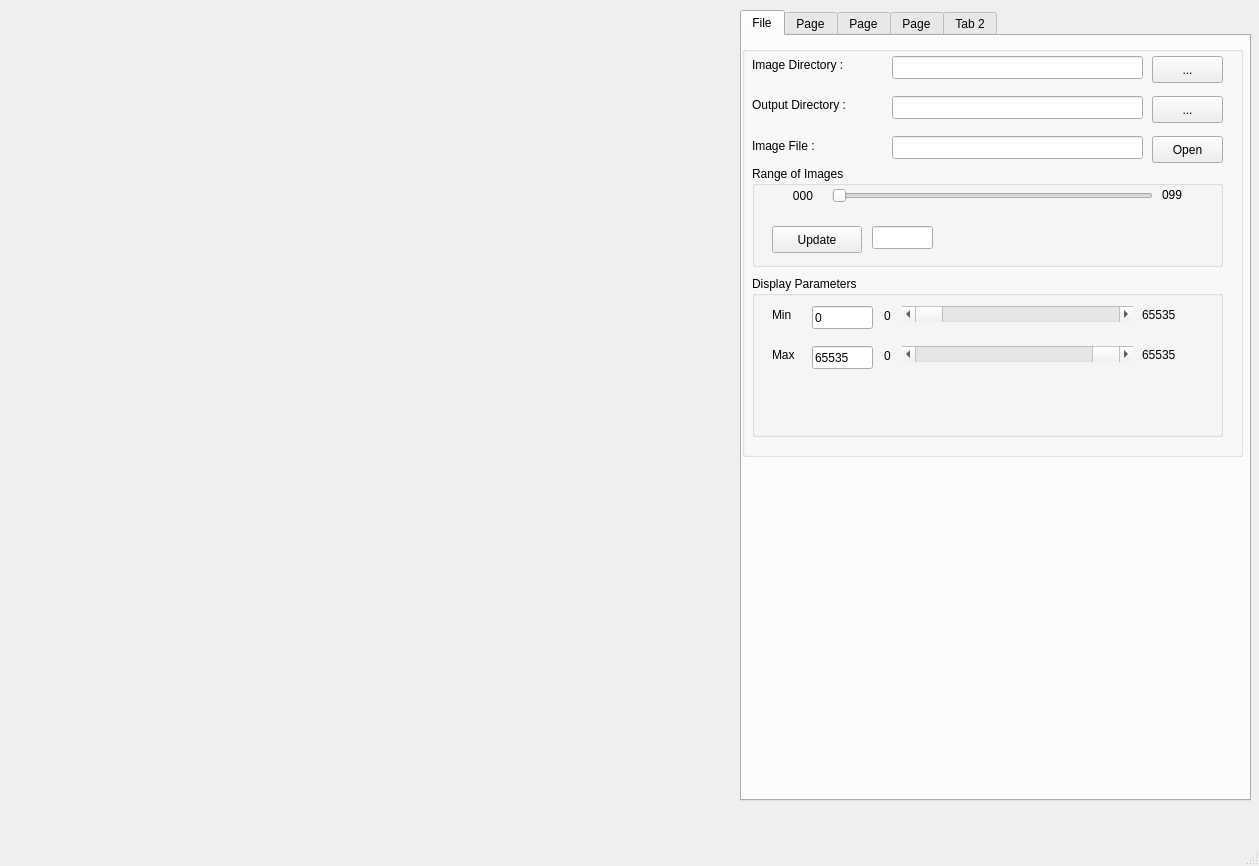
Before: the Qt Designer form Software/uiMainWin.ui in comptech/atrex, drawn with Qt 5.
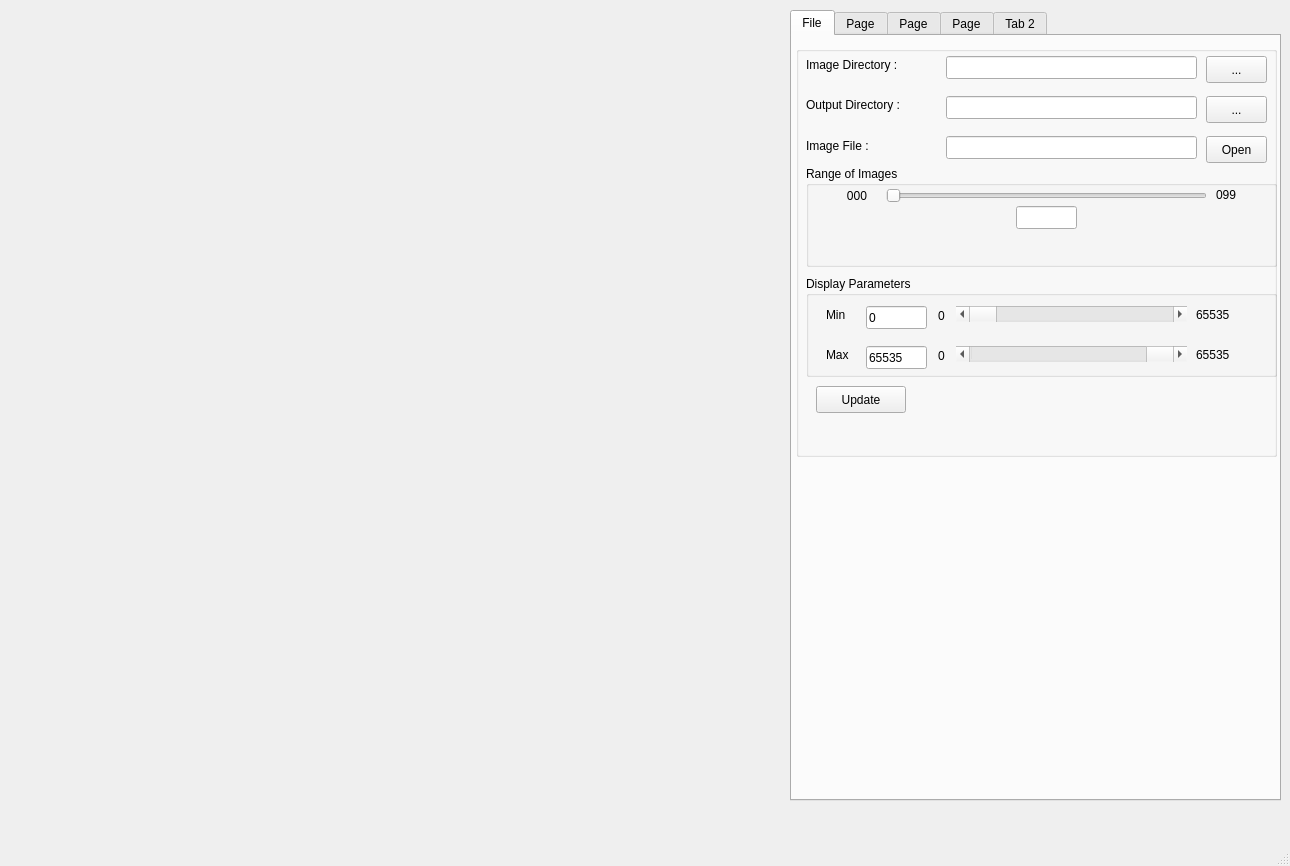
After: the same form once the commit is applied. Custom widgets are drawn as their Qt base class.

Commit message: Image resampled with cc, UI modifications

```diff
--- a/Software/uiMainWin.ui
+++ b/Software/uiMainWin.ui
@@ -6,7 +6,7 @@
    <rect>
     <x>0</x>
     <y>0</y>
-    <width>1259</width>
+    <width>1290</width>
     <height>866</height>
    </rect>
   </property>
@@ -19,17 +19,17 @@
      <rect>
       <x>10</x>
       <y>10</y>
-      <width>711</width>
-      <height>801</height>
+      <width>768</width>
+      <height>768</height>
      </rect>
     </property>
    </widget>
    <widget class="QTabWidget" name="tabWidget">
     <property name="geometry">
      <rect>
-      <x>740</x>
+      <x>790</x>
       <y>10</y>
-      <width>511</width>
+      <width>491</width>
       <height>791</height>
      </rect>
     </property>
@@ -43,9 +43,9 @@
      <widget class="QGroupBox" name="groupBox">
       <property name="geometry">
        <rect>
-        <x>0</x>
+        <x>4</x>
         <y>10</y>
-        <width>501</width>
+        <width>481</width>
         <height>411</height>
        </rect>
       </property>
@@ -83,7 +83,7 @@
         <rect>
          <x>410</x>
          <y>10</y>
-         <width>71</width>
+         <width>61</width>
          <height>27</height>
         </rect>
        </property>
@@ -109,7 +109,7 @@
         <rect>
          <x>410</x>
          <y>50</y>
-         <width>71</width>
+         <width>61</width>
          <height>27</height>
         </rect>
        </property>
@@ -158,7 +158,7 @@
         <rect>
          <x>410</x>
          <y>90</y>
-         <width>71</width>
+         <width>61</width>
          <height>27</height>
         </rect>
        </property>
@@ -194,26 +194,13 @@
        <widget class="QLineEdit" name="selectedImageLE">
         <property name="geometry">
          <rect>
-          <x>120</x>
-          <y>60</y>
+          <x>210</x>
+          <y>40</y>
           <width>61</width>
           <height>23</height>
          </rect>
         </property>
        </widget>
-       <widget class="QPushButton" name="updateImageDispButton">
-        <property name="geometry">
-         <rect>
-          <x>20</x>
-          <y>60</y>
-          <width>90</width>
-          <height>27</height>
-         </rect>
-        </property>
-        <property name="text">
-         <string>Update</string>
-        </property>
-       </widget>
        <widget class="QLabel" name="minRangeLabel">
         <property name="geometry">
          <rect>
@@ -250,7 +237,7 @@
          <x>10</x>
          <y>230</y>
          <width>471</width>
-         <height>161</height>
+         <height>101</height>
         </rect>
        </property>
        <property name="title">
@@ -396,6 +383,19 @@
         </property>
        </widget>
       </widget>
+      <widget class="QPushButton" name="updateImageDispButton">
+       <property name="geometry">
+        <rect>
+         <x>20</x>
+         <y>340</y>
+         <width>90</width>
+         <height>27</height>
+        </rect>
+       </property>
+       <property name="text">
+        <string>Update</string>
+       </property>
+      </widget>
      </widget>
     </widget>
     <widget class="QWidget" name="tab">
```
Left out of the diff: 6 changed lines with no effect on the pictures. The commit also changes 2 other files.
